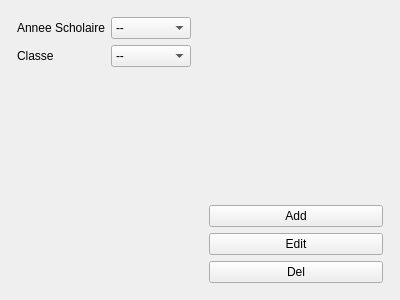
Above: studentpage.ui from self-root/lycee before the change. Below: the same form after it.
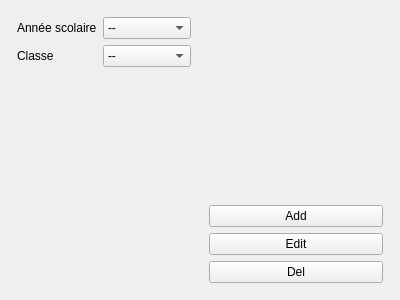
That is the form after the change.

What changed in the file:
```diff
--- a/studentpage.ui
+++ b/studentpage.ui
@@ -38,7 +38,7 @@
        <item row="0" column="0">
         <widget class="QLabel" name="label">
          <property name="text">
-          <string>Annee Scholaire</string>
+          <string>Année scolaire</string>
          </property>
         </widget>
        </item>
```
